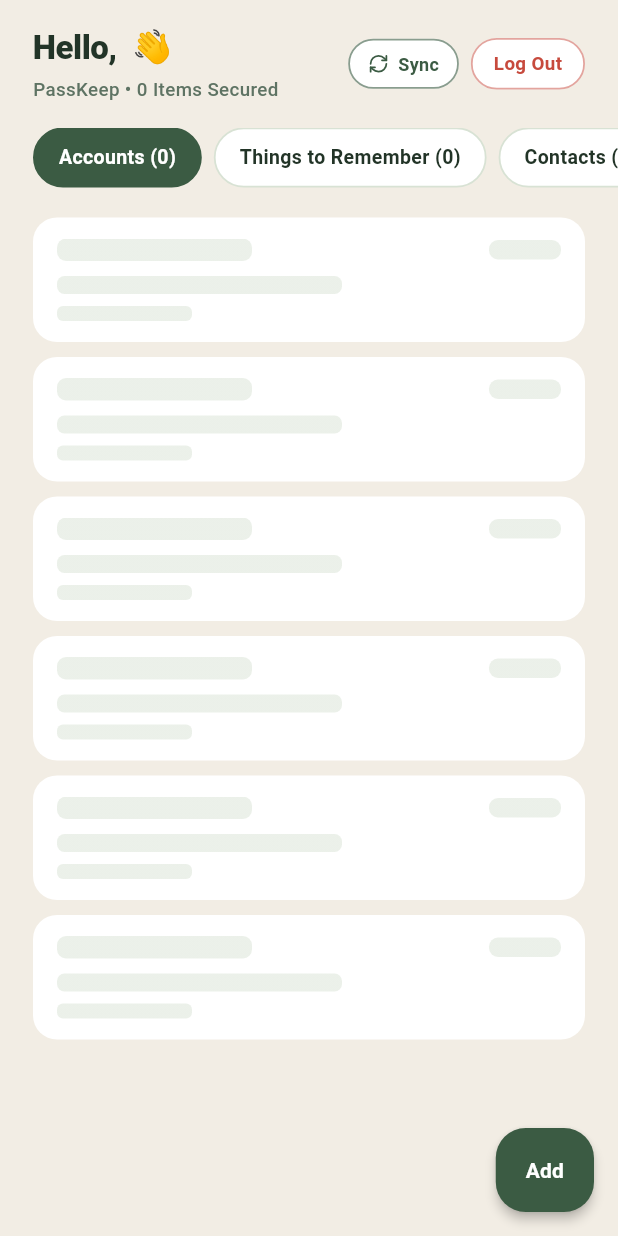
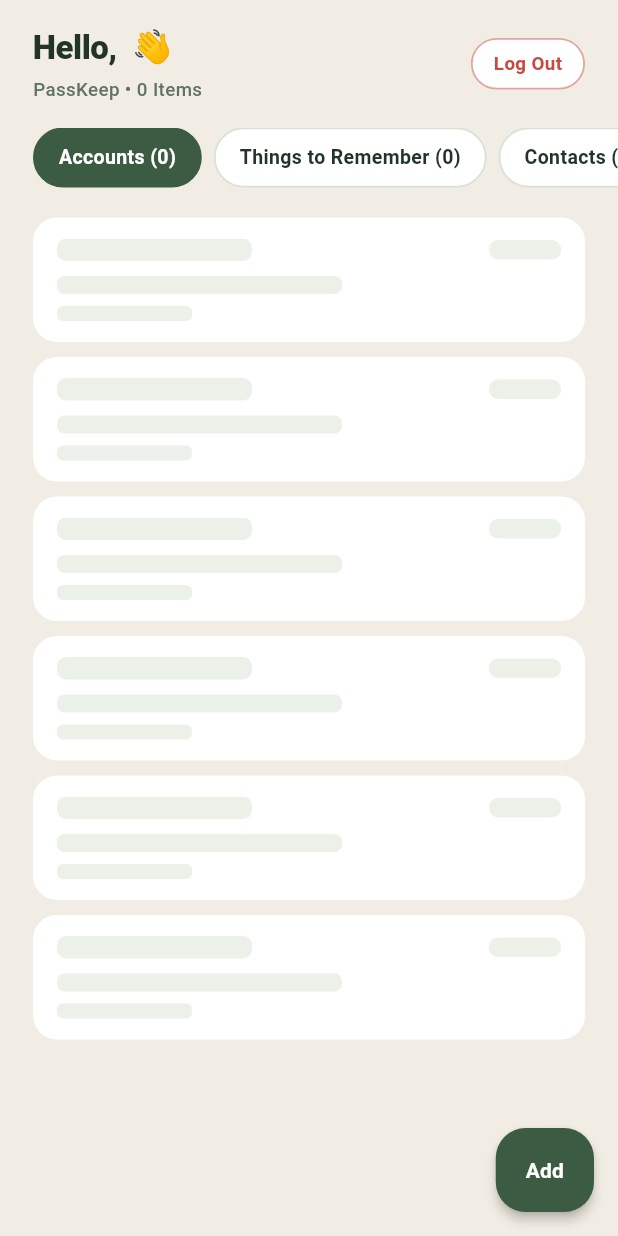
Before and after one commit to jhonemilmnilo/ThingsToRemember, a Flutter app: the HomeScreen screen opened directly with empty values, on a phone screen of 412 x 824 dp. Run offline on Flutter 3.47's test engine with Material 3 defaults, Android fonts, the phone set to English and light mode, and no system bars; drawn by our look-alikes of shimmer; our stand-ins replace flutter_secure_storage, google_sign_in, local_auth, lucide_icons_flutter, sqflite; missing offline and left inert: mobile_scanner; accounts and stored records are empty.

Commit message:
I add a different bugs

```diff
--- a/lib/home_screen.dart
+++ b/lib/home_screen.dart
@@ -1,6 +1,5 @@
 import 'package:flutter/material.dart';
 import 'package:google_sign_in/google_sign_in.dart';
-import 'package:lucide_icons_flutter/lucide_icons.dart';
 import 'theme.dart';
 import 'neon_sync_service.dart';
 import 'login_screen.dart';
@@ -363,66 +362,40 @@ class _HomeScreenState extends State<HomeScreen> with WidgetsBindingObserver {
                         ),
                       ),
                       const SizedBox(height: 3),
+                      Row(
+                        children: [
                           Text(
-                        'PassKeep • $totalCount Items Secured',
+                            'PassKeep • $totalCount Items',
                             style: const TextStyle(
                               fontSize: 12.5,
                               color: AppColors.textMuted,
                               fontWeight: FontWeight.w500,
                             ),
                           ),
-                    ],
+                          if (_unsyncedCount > 0) ...[
+                            const SizedBox(width: 6),
+                            Container(
+                              padding: const EdgeInsets.symmetric(horizontal: 6, vertical: 1.5),
+                              decoration: BoxDecoration(
+                                color: AppColors.alertPersimmon.withValues(alpha: 0.12),
+                                borderRadius: BorderRadius.circular(6),
+                                border: Border.all(color: AppColors.alertPersimmon.withValues(alpha: 0.35), width: 1),
                               ),
-                  Row(
-                    children: [
-                      // 🔄 1-Click Refresh / Sync Button
-                      GestureDetector(
-                        onTap: _isSyncing ? null : () => _triggerOneClickSync(isBackground: false),
-                        child: Container(
-                          padding: const EdgeInsets.symmetric(horizontal: 12, vertical: 7),
-                          decoration: BoxDecoration(
-                            color: AppColors.cardSurface,
-                            borderRadius: BorderRadius.circular(20),
-                            border: Border.all(
-                              color: _unsyncedCount > 0 ? AppColors.alertPersimmon : AppColors.primaryMatcha.withValues(alpha: 0.6),
-                              width: 1.2,
+                              child: Text(
+                                '$_unsyncedCount OFFLINE',
+                                style: const TextStyle(
+                                  fontSize: 9.5,
+                                  fontWeight: FontWeight.w800,
+                                  letterSpacing: 0.4,
+                                  color: AppColors.alertPersimmon,
                                 ),
-                          ),
-                          child: Row(
-                            mainAxisSize: MainAxisSize.min,
-                            children: [
-                              _isSyncing
-                                  ? const SizedBox(
-                                      width: 14,
-                                      height: 14,
-                                      child: CircularProgressIndicator(
-                                        strokeWidth: 2,
-                                        valueColor: AlwaysStoppedAnimation<Color>(AppColors.primaryMatcha),
-                                      ),
-                                    )
-                                  : Icon(
-                                      LucideIcons.refreshCw,
-                                      size: 14,
-                                      color: _unsyncedCount > 0 ? AppColors.alertPersimmon : AppColors.primaryMatcha,
-                                    ),
-                              const SizedBox(width: 6),
-                              Text(
-                                _isSyncing
-                                    ? 'Syncing...'
-                                    : _unsyncedCount > 0
-                                        ? 'Sync ($_unsyncedCount)'
-                                        : 'Sync',
-                                style: TextStyle(
-                                  fontSize: 12,
-                                  fontWeight: FontWeight.w700,
-                                  color: _unsyncedCount > 0 ? AppColors.alertPersimmon : AppColors.primaryMatcha,
                               ),
                             ),
                           ],
+                        ],
                       ),
+                    ],
                   ),
-                      ),
-                      const SizedBox(width: 8),
                   // Log Out Pill (Clean text, no icon)
                   GestureDetector(
                     onTap: _handleLogout,
@@ -442,8 +415,6 @@ class _HomeScreenState extends State<HomeScreen> with WidgetsBindingObserver {
                         ),
                       ),
                     ),
-                      ),
-                    ],
                   ),
                 ],
               ),
--- a/lib/services/vault_sync_coordinator.dart
+++ b/lib/services/vault_sync_coordinator.dart
@@ -99,7 +99,7 @@ class VaultSyncCoordinator {
           syncedCount: pushedCount,
           message: pushedCount > 0
               ? 'All items are synced'
-              : 'All items are synced locally',
+              : 'Youre offline',
         );
       }
 
@@ -153,7 +153,7 @@ class VaultSyncCoordinator {
         success: pushedCount > 0,
         isOffline: true,
         syncedCount: pushedCount,
-        message: 'All items are synced locally',
+        message: 'Youre offline',
       );
     }
   }
--- a/lib/views/accounts_tab_view.dart
+++ b/lib/views/accounts_tab_view.dart
@@ -149,6 +149,7 @@ class _AccountsTabViewState extends State<AccountsTabView> {
                   ),
                 )
               : ListView.builder(
+                  physics: const AlwaysScrollableScrollPhysics(),
                   padding: const EdgeInsets.symmetric(horizontal: 22, vertical: 4),
                   itemCount: filteredItems.length,
                   itemBuilder: (context, index) {
--- a/lib/views/birthdays_tab_view.dart
+++ b/lib/views/birthdays_tab_view.dart
@@ -149,6 +149,7 @@ class _BirthdaysTabViewState extends State<BirthdaysTabView> {
                   ),
                 )
               : ListView.builder(
+                  physics: const AlwaysScrollableScrollPhysics(),
                   padding: const EdgeInsets.symmetric(horizontal: 22, vertical: 4),
                   itemCount: filteredItems.length,
                   itemBuilder: (context, index) {
--- a/lib/views/contacts_tab_view.dart
+++ b/lib/views/contacts_tab_view.dart
@@ -149,6 +149,7 @@ class _ContactsTabViewState extends State<ContactsTabView> {
                   ),
                 )
               : ListView.builder(
+                  physics: const AlwaysScrollableScrollPhysics(),
                   padding: const EdgeInsets.symmetric(horizontal: 22, vertical: 4),
                   itemCount: filteredItems.length,
                   itemBuilder: (context, index) {
--- a/lib/views/secrets_tab_view.dart
+++ b/lib/views/secrets_tab_view.dart
@@ -149,6 +149,7 @@ class _SecretsTabViewState extends State<SecretsTabView> {
                   ),
                 )
               : ListView.builder(
+                  physics: const AlwaysScrollableScrollPhysics(),
                   padding: const EdgeInsets.symmetric(horizontal: 22, vertical: 4),
                   itemCount: filteredItems.length,
                   itemBuilder: (context, index) {
--- a/lib/views/wifi_tab_view.dart
+++ b/lib/views/wifi_tab_view.dart
@@ -148,6 +148,7 @@ class _WifiTabViewState extends State<WifiTabView> {
                   ),
                 )
               : ListView.builder(
+                  physics: const AlwaysScrollableScrollPhysics(),
                   padding: const EdgeInsets.symmetric(horizontal: 22, vertical: 4),
                   itemCount: filteredItems.length,
                   itemBuilder: (context, index) {
```
Lines whose indentation alone changed are shown as unchanged.
